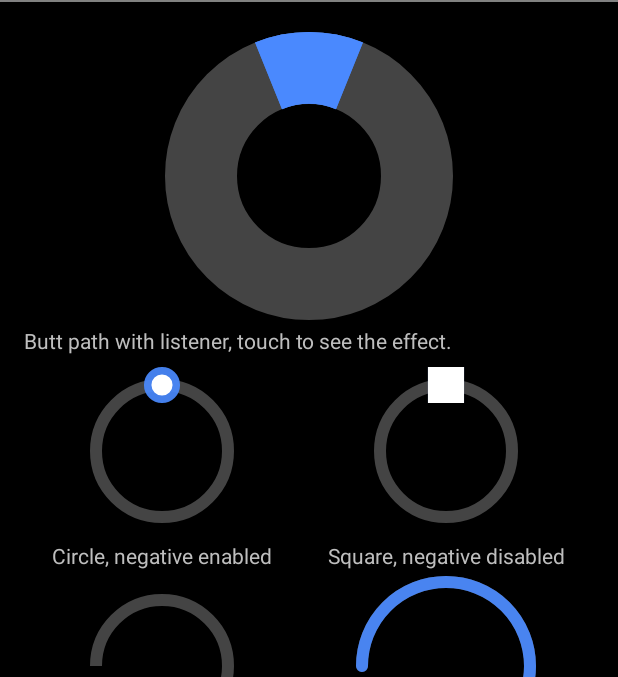
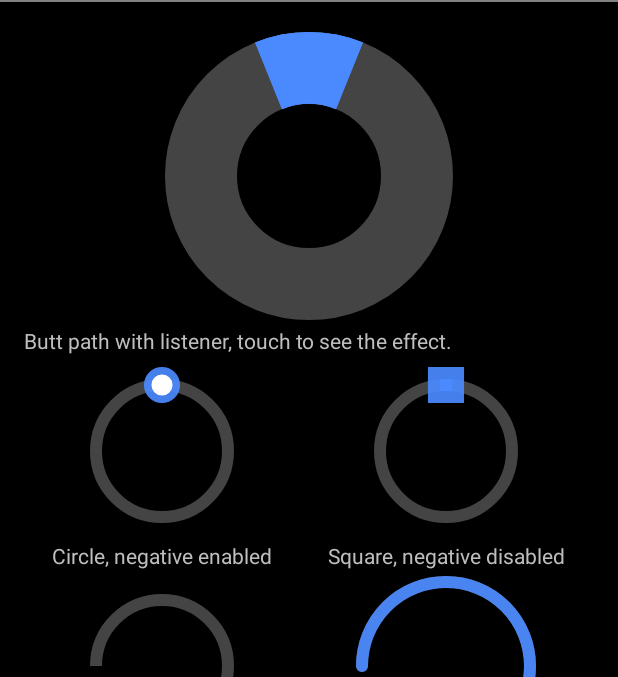
Before and after one commit to tankery/CircularSeekBar, an Android app: the screen it shows after launch (MainActivity), on a phone screen of 412 x 824 dp, the part 36-713 px from its top. Run offline under Robolectric (Android 15) with nearby library versions, the phone set to English and light mode, and no system bars.

Commit message:
Removes fill from square pointer example

```diff
--- a/app/src/main/res/layout/activity_main.xml
+++ b/app/src/main/res/layout/activity_main.xml
@@ -86,7 +86,6 @@
                         android:layout_marginTop="@dimen/seekbar_margin"
                         android:layout_marginLeft="@dimen/seekbar_margin"
                         android:layout_marginRight="@dimen/seekbar_margin"
-                        app:cs_pointer_fill_color="@android:color/white"
                         app:cs_negative_enabled="false"
                         app:cs_circle_style="square"
                         app:cs_circle_stroke_width="8dp"
```
